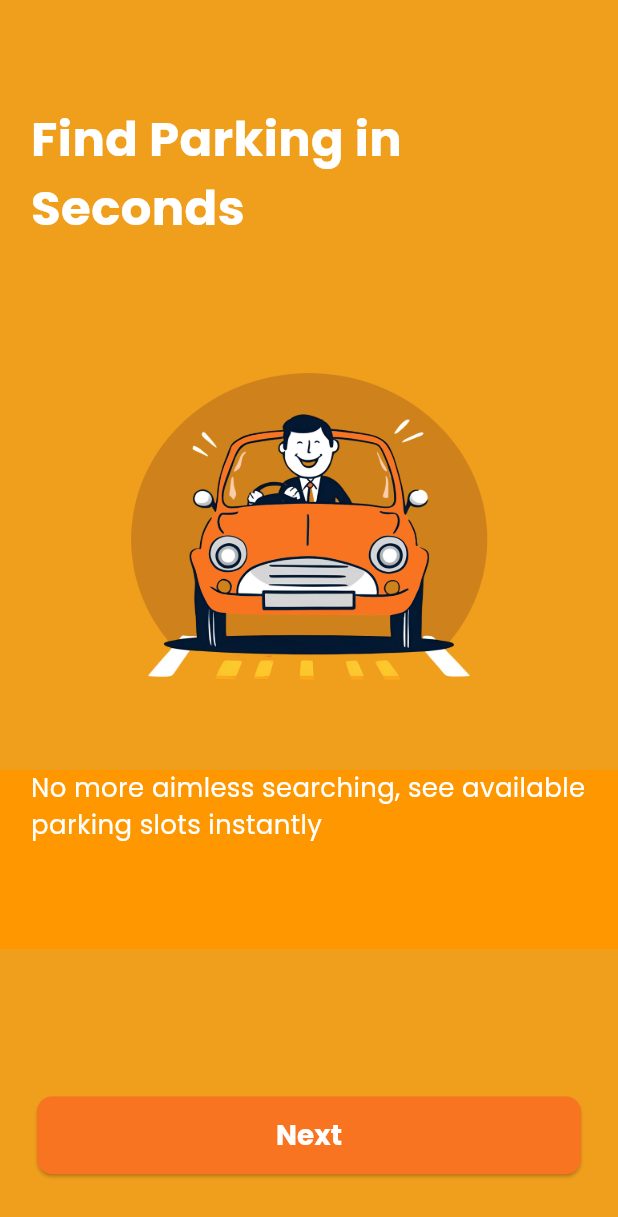
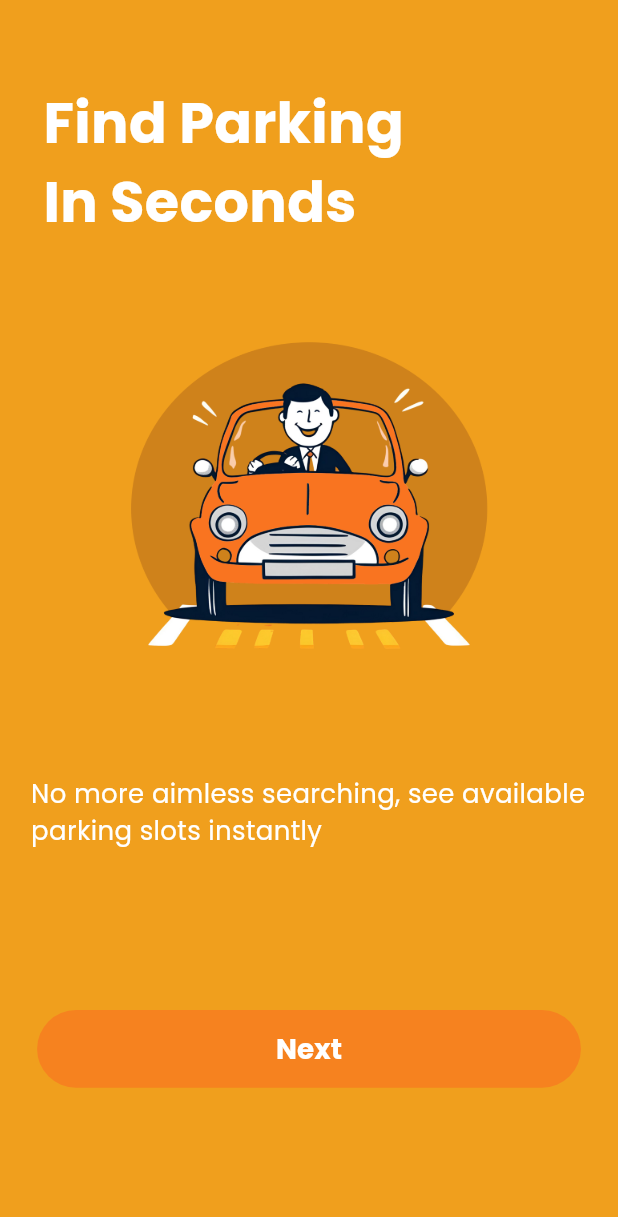
Before and after one commit to eseepark06/eseepark, a Flutter app: the screen it shows after launch, on a phone screen of 412 x 824 dp. Shown: the top 1217 px of the screen. Run offline on Flutter 3.47's test engine with Material 3 defaults, Android fonts, the light colour scheme and no system bars; our stand-ins replace flutter_native_splash, get, shared_preferences; statements that could not run were skipped.

Commit message:
v1.0.4 (SKVC)

```diff
--- a/lib/screens/general/get_started.dart
+++ b/lib/screens/general/get_started.dart
@@ -25,17 +25,17 @@ class _GetStartedState extends State<GetStarted> {
 
   final getStartedInfos = [
     GetStartedInfo(
-        title: 'Find Parking in Seconds',
+        title: 'Find Parking\nIn Seconds',
         subtitle: 'No more aimless searching, see available parking slots instantly',
         image: 'assets/images/getstarted/slide1.png'
     ),
     GetStartedInfo(
-        title: 'Real-Time Parking Updates',
+        title: 'Real-Time\nParking Updates',
         subtitle: 'Stay updated on parking status at a glance—no more aimless searching!',
         image: 'assets/images/getstarted/slide1.png'
     ),
     GetStartedInfo(
-        title: 'Know Before You Go',
+        title: 'Know Before\nYou Go',
         subtitle: 'Save time by checking available slots before heading out.',
         image: 'assets/images/getstarted/slide1.png'
     ),
@@ -57,14 +57,14 @@ class _GetStartedState extends State<GetStarted> {
           mainAxisAlignment: MainAxisAlignment.spaceBetween,
           children: [
             SizedBox(
-              height: screenHeight * 0.7,
+              height: screenHeight * 0.65,
               child: Column(
                 children: [
                   Expanded(
                     child: Container(
                       margin: EdgeInsets.only(
-                          left: screenWidth * .05,
-                          right: screenWidth * .05
+                          left: screenWidth * .07,
+                          right: screenWidth * .07
                       ),
                       child: SizedBox(
                         width: screenWidth * 0.9,
@@ -81,7 +81,7 @@ class _GetStartedState extends State<GetStarted> {
                                 style: TextStyle(
                                     color: Colors.white,
                                     fontWeight: FontWeight.bold,
-                                    fontSize: screenSize * 0.026
+                                    fontSize: screenSize * 0.03
                                 ),
                               ),
                             )
@@ -104,14 +104,20 @@ class _GetStartedState extends State<GetStarted> {
                   SizedBox(height: screenHeight * .03),
                   Expanded(
                     child: Container(
-                      color: Colors.orange,
                       padding: EdgeInsets.symmetric(
                         horizontal: screenWidth * .05
                       ),
-                      child: Text(getStartedInfos[currentIndex].subtitle,
-                        style: TextStyle(
-                          color: Colors.white,
-                          fontSize: screenSize * 0.014
+                      child: AnimatedSwitcher(
+                        duration: const Duration(milliseconds: 200),
+                        transitionBuilder: (Widget child, Animation<double> animation) {
+                          return FadeTransition(opacity: animation, child: child);
+                        },
+                        child: Text(getStartedInfos[currentIndex].subtitle,
+                          key: ValueKey<String>(getStartedInfos[currentIndex].subtitle),
+                          style: TextStyle(
+                            color: Colors.white,
+                            fontSize: screenSize * 0.014
+                          ),
                         ),
                       ),
                     ),
@@ -120,9 +126,10 @@ class _GetStartedState extends State<GetStarted> {
               ),
             ),
             Container(
-              padding: EdgeInsets.symmetric(
-                horizontal: screenWidth * .06,
-                vertical: screenHeight * .05
+              padding: EdgeInsets.only(
+                left: screenWidth * .06,
+                right: screenWidth * .06,
+                bottom: screenHeight * .12
               ),
               width: screenWidth,
               child: ElevatedButton(
@@ -131,16 +138,21 @@ class _GetStartedState extends State<GetStarted> {
                     setState(() {
                       currentIndex++;
                     });
+                  } else {
+                    setState(() {
+                      currentIndex--;
+                    });
                   }
                 },
                 style: ElevatedButton.styleFrom(
                   shape: RoundedRectangleBorder(
-                    borderRadius: BorderRadius.circular(10)
+                    borderRadius: BorderRadius.circular(30),
                   ),
+                  elevation: 0,
                   padding: EdgeInsets.symmetric(
                     vertical: screenHeight * 0.015
                   ),
-                  backgroundColor: Color.lerp(Theme.of(context).colorScheme.primary, Colors.deepOrange, 0.6)
+                  backgroundColor: Color.lerp(Theme.of(context).colorScheme.primary, Colors.deepOrange, 0.4)
                 ),
                 child: AnimatedSwitcher(
                   duration: const Duration(milliseconds: 200),
```
